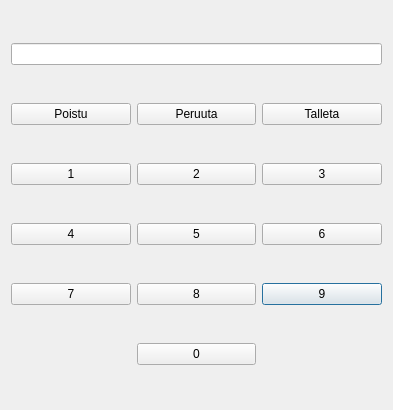
Qt form bankautomat/talletawindow.ui (bank-2022/group17) before a commit.
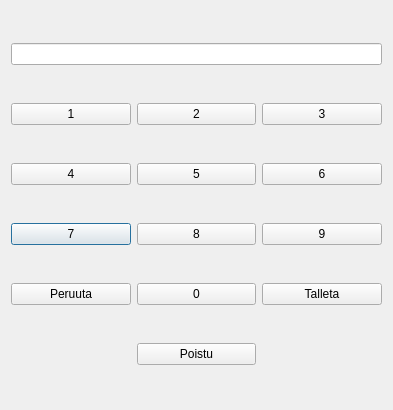
The same form after that commit.

Diff of the .ui file:
```diff
--- a/bankautomat/talletawindow.ui
+++ b/bankautomat/talletawindow.ui
@@ -14,100 +14,100 @@
    <string>Dialog</string>
   </property>
   <layout class="QGridLayout" name="gridLayout">
-   <item row="4" column="2">
+   <item row="5" column="0">
+    <widget class="QPushButton" name="pushButton_7">
+     <property name="text">
+      <string>7</string>
+     </property>
+    </widget>
+   </item>
+   <item row="3" column="0">
+    <widget class="QPushButton" name="pushButton_1">
+     <property name="text">
+      <string>1</string>
+     </property>
+    </widget>
+   </item>
+   <item row="5" column="2">
     <widget class="QPushButton" name="pushButton_9">
      <property name="text">
       <string>9</string>
      </property>
     </widget>
    </item>
-   <item row="3" column="1">
+   <item row="6" column="1">
+    <widget class="QPushButton" name="pushButton_0">
+     <property name="text">
+      <string>0</string>
+     </property>
+    </widget>
+   </item>
+   <item row="4" column="1">
     <widget class="QPushButton" name="pushButton_5">
      <property name="text">
       <string>5</string>
      </property>
     </widget>
    </item>
-   <item row="1" column="1">
-    <widget class="QPushButton" name="PeruutaButton">
+   <item row="5" column="1">
+    <widget class="QPushButton" name="pushButton_8">
      <property name="text">
-      <string>Peruuta</string>
+      <string>8</string>
      </property>
     </widget>
    </item>
-   <item row="1" column="0">
-    <widget class="QPushButton" name="PoistuButton">
-     <property name="text">
-      <string>Poistu</string>
-     </property>
-    </widget>
-   </item>
-   <item row="2" column="2">
-    <widget class="QPushButton" name="pushButton_3">
-     <property name="text">
-      <string>3</string>
-     </property>
-    </widget>
-   </item>
-   <item row="1" column="2">
-    <widget class="QPushButton" name="TalletaButton">
-     <property name="text">
-      <string>Talleta</string>
-     </property>
-    </widget>
-   </item>
-   <item row="3" column="0">
+   <item row="4" column="0">
     <widget class="QPushButton" name="pushButton_4">
      <property name="text">
       <string>4</string>
      </property>
     </widget>
    </item>
-   <item row="4" column="0">
-    <widget class="QPushButton" name="pushButton_7">
-     <property name="text">
-      <string>7</string>
-     </property>
-    </widget>
-   </item>
-   <item row="5" column="1">
-    <widget class="QPushButton" name="pushButton_0">
-     <property name="text">
-      <string>0</string>
-     </property>
-    </widget>
-   </item>
-   <item row="2" column="0">
-    <widget class="QPushButton" name="pushButton_1">
-     <property name="text">
-      <string>1</string>
-     </property>
-    </widget>
-   </item>
-   <item row="2" column="1">
-    <widget class="QPushButton" name="pushButton_2">
-     <property name="text">
-      <string>2</string>
-     </property>
-    </widget>
-   </item>
-   <item row="3" column="2">
+   <item row="4" column="2">
     <widget class="QPushButton" name="pushButton_6">
      <property name="text">
       <string>6</string>
      </property>
     </widget>
    </item>
-   <item row="4" column="1">
-    <widget class="QPushButton" name="pushButton_8">
-     <property name="text">
-      <string>8</string>
-     </property>
-    </widget>
-   </item>
    <item row="0" column="0" colspan="3">
     <widget class="QLineEdit" name="Talleta_lineEdit"/>
    </item>
+   <item row="6" column="2">
+    <widget class="QPushButton" name="TalletaButton">
+     <property name="text">
+      <string>Talleta</string>
+     </property>
+    </widget>
+   </item>
+   <item row="3" column="2">
+    <widget class="QPushButton" name="pushButton_3">
+     <property name="text">
+      <string>3</string>
+     </property>
+    </widget>
+   </item>
+   <item row="6" column="0">
+    <widget class="QPushButton" name="PeruutaButton">
+     <property name="text">
+      <string>Peruuta</string>
+     </property>
+    </widget>
+   </item>
+   <item row="7" column="1">
+    <widget class="QPushButton" name="PoistuButton">
+     <property name="text">
+      <string>Poistu</string>
+     </property>
+    </widget>
+   </item>
+   <item row="3" column="1">
+    <widget class="QPushButton" name="pushButton_2">
+     <property name="text">
+      <string>2</string>
+     </property>
+    </widget>
+   </item>
   </layout>
   <zorder>pushButton_1</zorder>
   <zorder>pushButton_2</zorder>
```
Left out of the diff: 2 changed lines with no effect on the pictures.
